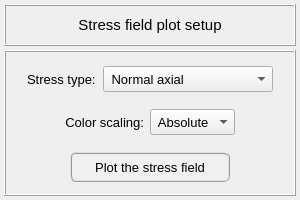
The window that pulse/interface/ui_files/plots/results/structural/plot_stresses_field_for_static_analysis.ui (open-pulse/OpenPulse) describes before a commit, drawn with Qt 5.
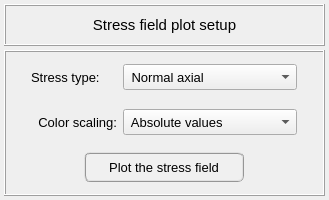
The same window after the commit.

Commit message: New scale colors for structural analysis

```diff
--- a/pulse/interface/ui_files/plots/results/structural/plot_stresses_field_for_static_analysis.ui
+++ b/pulse/interface/ui_files/plots/results/structural/plot_stresses_field_for_static_analysis.ui
@@ -6,7 +6,7 @@
    <rect>
     <x>0</x>
     <y>0</y>
-    <width>300</width>
+    <width>329</width>
     <height>200</height>
    </rect>
   </property>
@@ -162,17 +162,32 @@
          <enum>QFrame::Raised</enum>
         </property>
         <layout class="QGridLayout" name="gridLayout_9">
+         <property name="leftMargin">
+          <number>0</number>
+         </property>
+         <property name="topMargin">
+          <number>0</number>
+         </property>
+         <property name="rightMargin">
+          <number>0</number>
+         </property>
+         <property name="bottomMargin">
+          <number>0</number>
+         </property>
+         <property name="verticalSpacing">
+          <number>0</number>
+         </property>
          <item row="0" column="2">
           <widget class="QComboBox" name="comboBox_stress_type">
            <property name="minimumSize">
             <size>
-             <width>170</width>
+             <width>174</width>
              <height>26</height>
             </size>
            </property>
            <property name="maximumSize">
             <size>
-             <width>170</width>
+             <width>174</width>
              <height>26</height>
             </size>
            </property>
@@ -251,13 +266,13 @@
           <widget class="QLabel" name="label_5">
            <property name="minimumSize">
             <size>
-             <width>70</width>
+             <width>86</width>
              <height>26</height>
             </size>
            </property>
            <property name="maximumSize">
             <size>
-             <width>70</width>
+             <width>86</width>
              <height>26</height>
             </size>
            </property>
@@ -399,13 +414,13 @@
           <widget class="QLabel" name="label_2">
            <property name="minimumSize">
             <size>
-             <width>0</width>
+             <width>86</width>
              <height>26</height>
             </size>
            </property>
            <property name="maximumSize">
             <size>
-             <width>16777215</width>
+             <width>86</width>
              <height>26</height>
             </size>
            </property>
@@ -439,13 +454,13 @@
           <widget class="QComboBox" name="comboBox_color_scaling">
            <property name="minimumSize">
             <size>
-             <width>0</width>
+             <width>174</width>
              <height>26</height>
             </size>
            </property>
            <property name="maximumSize">
             <size>
-             <width>16777215</width>
+             <width>174</width>
              <height>26</height>
             </size>
            </property>
@@ -456,7 +471,7 @@
            </property>
            <item>
             <property name="text">
-             <string> Absolute</string>
+             <string> Absolute values</string>
             </property>
            </item>
            <item>
```
Left out of the diff: 27 changed lines with no effect on the pictures. The commit also changes 27 other files.
